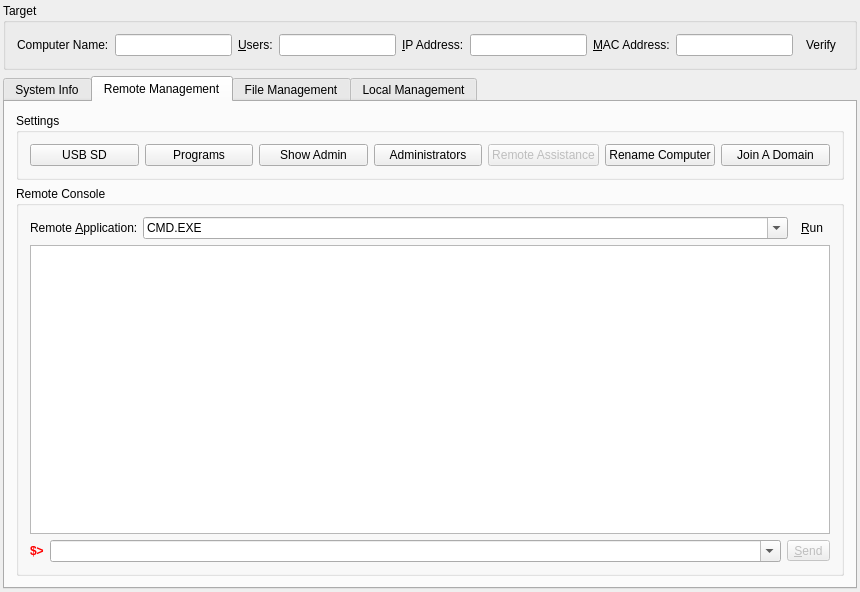
Qt form APP/src/managementsystem/plugins/controlcenter/systemmanagement/systemmanagementwidget.ui (RallyWRT/qtapplications) before a commit.
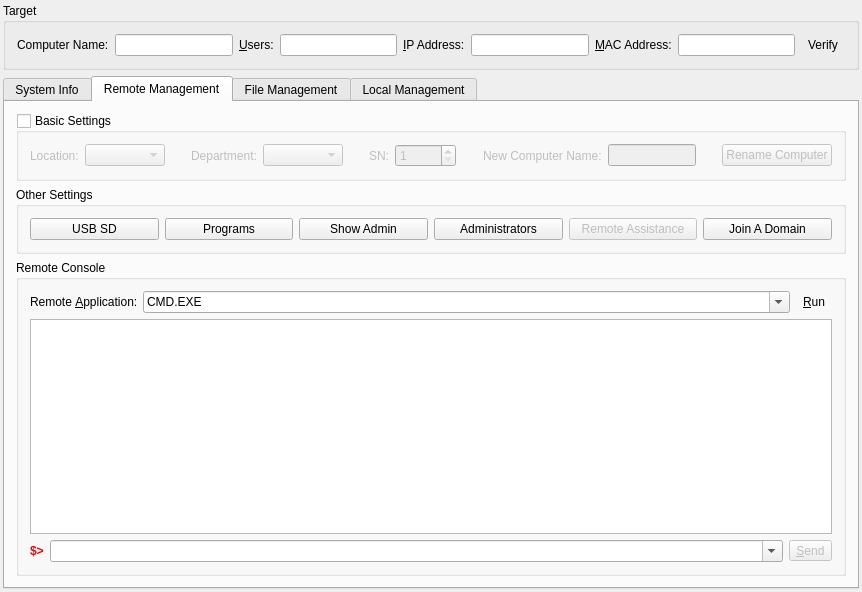
The same form after that commit. Icons and pictures are not drawn. Custom widgets are drawn as their Qt base class.

What changed in the file:
```diff
--- a/APP/src/managementsystem/plugins/controlcenter/systemmanagement/systemmanagementwidget.ui
+++ b/APP/src/managementsystem/plugins/controlcenter/systemmanagement/systemmanagementwidget.ui
@@ -6,7 +6,7 @@
    <rect>
     <x>0</x>
     <y>0</y>
-    <width>860</width>
+    <width>862</width>
     <height>592</height>
    </rect>
   </property>
@@ -715,10 +715,10 @@
        <string>Remote Management</string>
       </attribute>
       <layout class="QGridLayout" name="gridLayout_6">
-       <item row="0" column="0">
-        <widget class="QGroupBox" name="groupBoxSettings">
+       <item row="1" column="0">
+        <widget class="QGroupBox" name="groupBoxOtherSettings">
          <property name="title">
-          <string>Settings</string>
+          <string>Other Settings</string>
          </property>
          <layout class="QGridLayout" name="gridLayout_3">
           <item row="0" column="1">
@@ -766,19 +766,6 @@
            </widget>
           </item>
           <item row="0" column="5">
-           <widget class="QPushButton" name="pushButtonRenameComputer">
-            <property name="toolTip">
-             <string>Change the computer name</string>
-            </property>
-            <property name="statusTip">
-             <string>Change the computer name</string>
-            </property>
-            <property name="text">
-             <string>Rename Computer</string>
-            </property>
-           </widget>
-          </item>
-          <item row="0" column="6">
            <widget class="QPushButton" name="pushButtonDomain">
             <property name="toolTip">
              <string>Join or unjoin a domain</string>
@@ -794,7 +781,7 @@
          </layout>
         </widget>
        </item>
-       <item row="1" column="0">
+       <item row="2" column="0">
         <widget class="QGroupBox" name="groupBoxRemoteConsole">
          <property name="enabled">
           <bool>true</bool>
@@ -943,6 +930,184 @@
          </layout>
         </widget>
        </item>
+       <item row="0" column="0">
+        <widget class="QGroupBox" name="groupBoxBasicSettings">
+         <property name="title">
+          <string>Basic Settings</string>
+         </property>
+         <property name="checkable">
+          <bool>true</bool>
+         </property>
+         <property name="checked">
+          <bool>false</bool>
+         </property>
+         <layout class="QHBoxLayout" name="horizontalLayout">
+          <item>
+           <widget class="QLabel" name="labelLocation">
+            <property name="text">
+             <string>Location:</string>
+            </property>
+           </widget>
+          </item>
+          <item>
+           <widget class="QComboBox" name="comboBoxLocation">
+            <property name="enabled">
+             <bool>false</bool>
+            </property>
+            <property name="minimumSize">
+             <size>
+              <width>80</width>
+              <height>0</height>
+             </size>
+            </property>
+           </widget>
+          </item>
+          <item>
+           <spacer name="horizontalSpacer_3">
+            <property name="orientation">
+             <enum>Qt::Horizontal</enum>
+            </property>
+            <property name="sizeHint" stdset="0">
+             <size>
+              <width>40</width>
+              <height>20</height>
+             </size>
+            </property>
+           </spacer>
+          </item>
+          <item>
+           <widget class="QLabel" name="labelDepartment">
+            <property name="text">
+             <string>Department:</string>
+            </property>
+           </widget>
+          </item>
+          <item>
+           <widget class="QComboBox" name="comboBoxDepartment">
+            <property name="sizePolicy">
+             <sizepolicy hsizetype="Preferred" vsizetype="Fixed">
+              <horstretch>0</horstretch>
+              <verstretch>0</verstretch>
+             </sizepolicy>
+            </property>
+            <property name="minimumSize">
+             <size>
+              <width>80</width>
+              <height>0</height>
+             </size>
+            </property>
+            <property name="toolTip">
+             <string>Department</string>
+            </property>
+            <property name="statusTip">
+             <string/>
+            </property>
+            <property name="whatsThis">
+             <string>Department</string>
+            </property>
+           </widget>
+          </item>
+          <item>
+           <spacer name="horizontalSpacer_4">
+            <property name="orientation">
+             <enum>Qt::Horizontal</enum>
+            </property>
+            <property name="sizeHint" stdset="0">
+             <size>
+              <width>40</width>
+              <height>20</height>
+             </size>
+            </property>
+           </spacer>
+          </item>
+          <item>
+           <widget class="QLabel" name="labelSN">
+            <property name="text">
+             <string>SN:</string>
+            </property>
+           </widget>
+          </item>
+          <item>
+           <widget class="QSpinBox" name="spinBoxSN">
+            <property name="sizePolicy">
+             <sizepolicy hsizetype="Minimum" vsizetype="Fixed">
+              <horstretch>0</horstretch>
+              <verstretch>0</verstretch>
+             </sizepolicy>
+            </property>
+            <property name="minimum">
+             <number>1</number>
+            </property>
+            <property name="maximum">
+             <number>99999</number>
+            </property>
+           </widget>
+          </item>
+          <item>
+           <spacer name="horizontalSpacer_5">
+            <property name="orientation">
+             <enum>Qt::Horizontal</enum>
+            </property>
+            <property name="sizeHint" stdset="0">
+             <size>
+              <width>40</width>
+              <height>20</height>
+             </size>
+            </property>
+           </spacer>
+          </item>
+          <item>
+           <widget class="QLabel" name="labelNewComputerName">
+            <property name="text">
+             <string>New Computer Name:</string>
+            </property>
+           </widget>
+          </item>
+          <item>
+           <widget class="QLineEdit" name="lineEditNewComputerName">
+            <property name="minimumSize">
+             <size>
+              <width>80</width>
+              <height>0</height>
+             </size>
+            </property>
+            <property name="readOnly">
+             <bool>true</bool>
+            </property>
+           </widget>
+          </item>
+          <item>
+           <spacer name="horizontalSpacer_6">
+            <property name="orientation">
+             <enum>Qt::Horizontal</enum>
+            </property>
+            <property name="sizeHint" stdset="0">
+             <size>
+              <width>40</width>
+              <height>20</height>
+             </size>
+            </property>
+           </spacer>
+          </item>
+          <item>
+           <widget class="QPushButton" name="pushButtonRenameComputer">
+            <property name="enabled">
+             <bool>false</bool>
+            </property>
+            <property name="toolTip">
+             <string>Change the computer name</string>
+            </property>
+            <property name="statusTip">
+             <string>Change the computer name</string>
+            </property>
+            <property name="text">
+             <string>Rename Computer</string>
+            </property>
+           </widget>
+          </item>
+         </layout>
+        </widget>
+       </item>
       </layout>
      </widget>
      <widget class="HEHUI::FileManagement" name="tabFileManagement">
```
